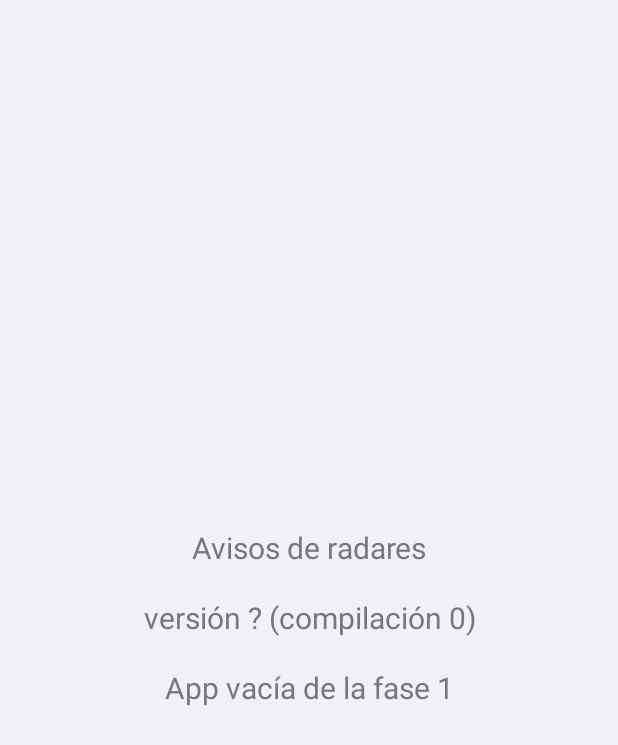
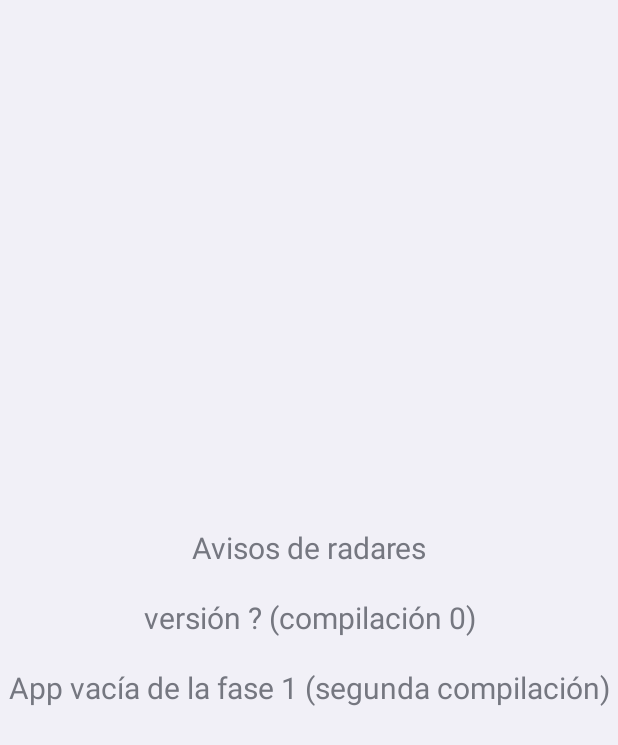
Before and after one commit to unaitxo1986/avisos-radares, an Android app: the screen it shows after launch (MainActivity), on a phone screen of 412 x 824 dp. Shown: the top 745 px of the screen. Run offline under Robolectric (Android 15) with nearby library versions, the phone set to English and light mode, and no system bars.

Commit message:
Fase 1.5: segunda compilación para probar la actualización encima de la primera
Co-Authored-By: Claude Sonnet 5.5 <noreply@anthropic.com>
Claude-Session: https://claude.ai/code/session_0164ggnzYyanz9YGzGP6Vb4v

```diff
--- a/app/app/src/main/kotlin/es/unai/avisosradares/MainActivity.kt
+++ b/app/app/src/main/kotlin/es/unai/avisosradares/MainActivity.kt
@@ -19,7 +19,7 @@ class MainActivity : Activity() {
         val texto = TextView(this).apply {
             text = "Avisos de radares\n\n" +
                 etiquetaVersion(info.versionName ?: "?", codigo) + "\n\n" +
-                "App vacía de la fase 1"
+                "App vacía de la fase 1 (segunda compilación)"
             textSize = 20f
             gravity = Gravity.CENTER
             fitsSystemWindows = true
```
